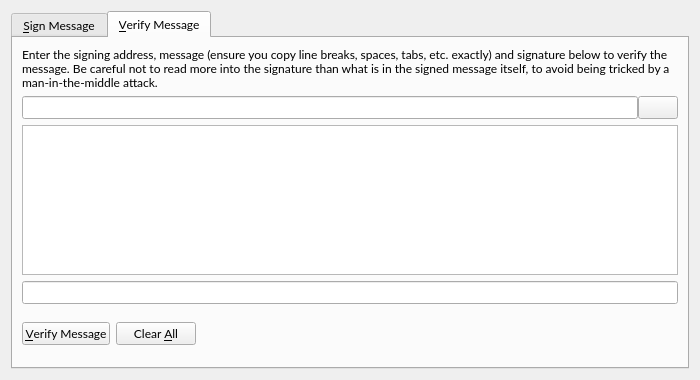
First picture: the form in src/qt/forms/signverifymessagedialog.ui, repository nexbitproject/nexbit, before the edit.
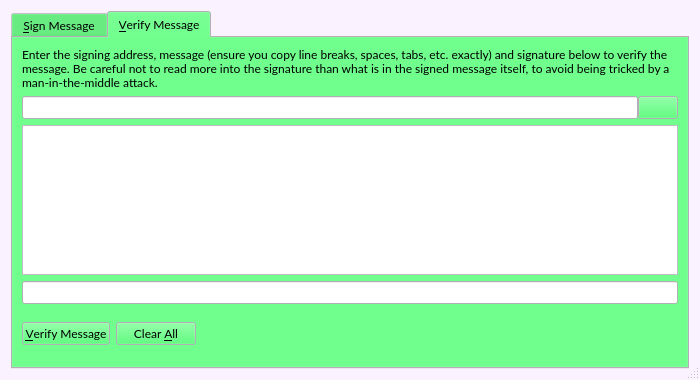
Second picture: the form after the edit. Icons and pictures are not drawn. Custom widgets are drawn as their Qt base class.

The edit to the form file:
```diff
--- a/src/qt/forms/signverifymessagedialog.ui
+++ b/src/qt/forms/signverifymessagedialog.ui
@@ -10,6 +10,448 @@
     <height>380</height>
    </rect>
   </property>
+  <property name="palette">
+   <palette>
+    <active>
+     <colorrole role="WindowText">
+      <brush brushstyle="SolidPattern">
+       <color alpha="255">
+        <red>0</red>
+        <green>0</green>
+        <blue>0</blue>
+       </color>
+      </brush>
+     </colorrole>
+     <colorrole role="Button">
+      <brush brushstyle="SolidPattern">
+       <color alpha="255">
+        <red>41</red>
+        <green>255</green>
+        <blue>84</blue>
+       </color>
+      </brush>
+     </colorrole>
+     <colorrole role="Light">
+      <brush brushstyle="SolidPattern">
+       <color alpha="255">
+        <red>169</red>
+        <green>255</green>
+        <blue>186</blue>
+       </color>
+      </brush>
+     </colorrole>
+     <colorrole role="Midlight">
+      <brush brushstyle="SolidPattern">
+       <color alpha="255">
+        <red>105</red>
+        <green>255</green>
+        <blue>135</blue>
+       </color>
+      </brush>
+     </colorrole>
+     <colorrole role="Dark">
+      <brush brushstyle="SolidPattern">
+       <color alpha="255">
+        <red>20</red>
+        <green>127</green>
+        <blue>42</blue>
+       </color>
+      </brush>
+     </colorrole>
+     <colorrole role="Mid">
+      <brush brushstyle="SolidPattern">
+       <color alpha="255">
+        <red>27</red>
+        <green>170</green>
+        <blue>56</blue>
+       </color>
+      </brush>
+     </colorrole>
+     <colorrole role="Text">
+      <brush brushstyle="SolidPattern">
+       <color alpha="255">
+        <red>0</red>
+        <green>0</green>
+        <blue>0</blue>
+       </color>
+      </brush>
+     </colorrole>
+     <colorrole role="BrightText">
+      <brush brushstyle="SolidPattern">
+       <color alpha="255">
+        <red>255</red>
+        <green>255</green>
+        <blue>255</blue>
+       </color>
+      </brush>
+     </colorrole>
+     <colorrole role="ButtonText">
+      <brush brushstyle="SolidPattern">
+       <color alpha="255">
+        <red>0</red>
+        <green>0</green>
+        <blue>0</blue>
+       </color>
+      </brush>
+     </colorrole>
+     <colorrole role="Base">
+      <brush brushstyle="SolidPattern">
+       <color alpha="255">
+        <red>255</red>
+        <green>255</green>
+        <blue>255</blue>
+       </color>
+      </brush>
+     </colorrole>
+     <colorrole role="Window">
+      <brush brushstyle="SolidPattern">
+       <color alpha="255">
+        <red>251</red>
+        <green>242</green>
+        <blue>255</blue>
+       </color>
+      </brush>
+     </colorrole>
+     <colorrole role="Shadow">
+      <brush brushstyle="SolidPattern">
+       <color alpha="255">
+        <red>0</red>
+        <green>0</green>
+        <blue>0</blue>
+       </color>
+      </brush>
+     </colorrole>
+     <colorrole role="AlternateBase">
+      <brush brushstyle="SolidPattern">
+       <color alpha="255">
+        <red>148</red>
+        <green>255</green>
+        <blue>169</blue>
+       </color>
+      </brush>
+     </colorrole>
+     <colorrole role="ToolTipBase">
+      <brush brushstyle="SolidPattern">
+       <color alpha="255">
+        <red>255</red>
+        <green>255</green>
+        <blue>220</blue>
+       </color>
+      </brush>
+     </colorrole>
+     <colorrole role="ToolTipText">
+      <brush brushstyle="SolidPattern">
+       <color alpha="255">
+        <red>0</red>
+        <green>0</green>
+        <blue>0</blue>
+       </color>
+      </brush>
+     </colorrole>
+     <colorrole role="PlaceholderText">
+      <brush brushstyle="SolidPattern">
+       <color alpha="128">
+        <red>0</red>
+        <green>0</green>
+        <blue>0</blue>
+       </color>
+      </brush>
+     </colorrole>
+    </active>
+    <inactive>
+     <colorrole role="WindowText">
+      <brush brushstyle="SolidPattern">
+       <color alpha="255">
+        <red>0</red>
+        <green>0</green>
+        <blue>0</blue>
+       </color>
+      </brush>
+     </colorrole>
+     <colorrole role="Button">
+      <brush brushstyle="SolidPattern">
+       <color alpha="255">
+        <red>41</red>
+        <green>255</green>
+        <blue>84</blue>
+       </color>
+      </brush>
+     </colorrole>
+     <colorrole role="Light">
+      <brush brushstyle="SolidPattern">
+       <color alpha="255">
+        <red>169</red>
+        <green>255</green>
+        <blue>186</blue>
+       </color>
+      </brush>
+     </colorrole>
+     <colorrole role="Midlight">
+      <brush brushstyle="SolidPattern">
+       <color alpha="255">
+        <red>105</red>
+        <green>255</green>
+        <blue>135</blue>
+       </color>
+      </brush>
+     </colorrole>
+     <colorrole role="Dark">
+      <brush brushstyle="SolidPattern">
+       <color alpha="255">
+        <red>20</red>
+        <green>127</green>
+        <blue>42</blue>
+       </color>
+      </brush>
+     </colorrole>
+     <colorrole role="Mid">
+      <brush brushstyle="SolidPattern">
+       <color alpha="255">
+        <red>27</red>
+        <green>170</green>
+        <blue>56</blue>
+       </color>
+      </brush>
+     </colorrole>
+     <colorrole role="Text">
+      <brush brushstyle="SolidPattern">
+       <color alpha="255">
+        <red>0</red>
+        <green>0</green>
+        <blue>0</blue>
+       </color>
+      </brush>
+     </colorrole>
+     <colorrole role="BrightText">
+      <brush brushstyle="SolidPattern">
+       <color alpha="255">
+        <red>255</red>
+        <green>255</green>
+        <blue>255</blue>
+       </color>
+      </brush>
+     </colorrole>
+     <colorrole role="ButtonText">
+      <brush brushstyle="SolidPattern">
+       <color alpha="255">
+        <red>0</red>
+        <green>0</green>
+        <blue>0</blue>
+       </color>
+      </brush>
+     </colorrole>
+     <colorrole role="Base">
+      <brush brushstyle="SolidPattern">
+       <color alpha="255">
+        <red>255</red>
+        <green>255</green>
+        <blue>255</blue>
+       </color>
+      </brush>
+     </colorrole>
+     <colorrole role="Window">
+      <brush brushstyle="SolidPattern">
+       <color alpha="255">
+        <red>251</red>
+        <green>242</green>
+        <blue>255</blue>
+       </color>
+      </brush>
+     </colorrole>
+     <colorrole role="Shadow">
+      <brush brushstyle="SolidPattern">
+       <color alpha="255">
+        <red>0</red>
+        <green>0</green>
+        <blue>0</blue>
+       </color>
+      </brush>
+     </colorrole>
+     <colorrole role="AlternateBase">
+      <brush brushstyle="SolidPattern">
+       <color alpha="255">
+        <red>148</red>
+        <green>255</green>
+        <blue>169</blue>
+       </color>
+      </brush>
+     </colorrole>
+     <colorrole role="ToolTipBase">
+      <brush brushstyle="SolidPattern">
+       <color alpha="255">
+        <red>255</red>
+        <green>255</green>
+        <blue>220</blue>
+       </color>
+      </brush>
+     </colorrole>
+     <colorrole role="ToolTipText">
+      <brush brushstyle="SolidPattern">
+       <color alpha="255">
+        <red>0</red>
+        <green>0</green>
+        <blue>0</blue>
+       </color>
+      </brush>
+     </colorrole>
+     <colorrole role="PlaceholderText">
+      <brush brushstyle="SolidPattern">
+       <color alpha="128">
+        <red>0</red>
+        <green>0</green>
+        <blue>0</blue>
+       </color>
+      </brush>
+     </colorrole>
+    </inactive>
+    <disabled>
+     <colorrole role="WindowText">
+      <brush brushstyle="SolidPattern">
+       <color alpha="255">
+        <red>20</red>
+        <green>127</green>
+        <blue>42</blue>
+       </color>
+      </brush>
+     </colorrole>
+     <colorrole role="Button">
+      <brush brushstyle="SolidPattern">
+       <color alpha="255">
+        <red>41</red>
+        <green>255</green>
+        <blue>84</blue>
+       </color>
+      </brush>
+     </colorrole>
+     <colorrole role="Light">
+      <brush brushstyle="SolidPattern">
+       <color alpha="255">
+        <red>169</red>
+        <green>255</green>
+        <blue>186</blue>
+       </color>
+      </brush>
+     </colorrole>
+     <colorrole role="Midlight">
+      <brush brushstyle="SolidPattern">
+       <color alpha="255">
+        <red>105</red>
+        <green>255</green>
+        <blue>135</blue>
+       </color>
+      </brush>
+     </colorrole>
+     <colorrole role="Dark">
+      <brush brushstyle="SolidPattern">
+       <color alpha="255">
+        <red>20</red>
+        <green>127</green>
+        <blue>42</blue>
+       </color>
+      </brush>
+     </colorrole>
+     <colorrole role="Mid">
+      <brush brushstyle="SolidPattern">
+       <color alpha="255">
+        <red>27</red>
+        <green>170</green>
+        <blue>56</blue>
+       </color>
+      </brush>
+     </colorrole>
+     <colorrole role="Text">
+      <brush brushstyle="SolidPattern">
+       <color alpha="255">
+        <red>20</red>
+        <green>127</green>
+        <blue>42</blue>
+       </color>
+      </brush>
+     </colorrole>
+     <colorrole role="BrightText">
+      <brush brushstyle="SolidPattern">
+       <color alpha="255">
+        <red>255</red>
+        <green>255</green>
+        <blue>255</blue>
+       </color>
+      </brush>
+     </colorrole>
+     <colorrole role="ButtonText">
+      <brush brushstyle="SolidPattern">
+       <color alpha="255">
+        <red>20</red>
+        <green>127</green>
+        <blue>42</blue>
+       </color>
+      </brush>
+     </colorrole>
+     <colorrole role="Base">
+      <brush brushstyle="SolidPattern">
+       <color alpha="255">
+        <red>251</red>
+        <green>242</green>
+        <blue>255</blue>
+       </color>
+      </brush>
+     </colorrole>
+     <colorrole role="Window">
+      <brush brushstyle="SolidPattern">
+       <color alpha="255">
+        <red>251</red>
+        <green>242</green>
+        <blue>255</blue>
+       </color>
+      </brush>
+     </colorrole>
+     <colorrole role="Shadow">
+      <brush brushstyle="SolidPattern">
+       <color alpha="255">
+        <red>0</red>
+        <green>0</green>
+        <blue>0</blue>
+       </color>
+      </brush>
+     </colorrole>
+     <colorrole role="AlternateBase">
+      <brush brushstyle="SolidPattern">
+       <color alpha="255">
+        <red>41</red>
+        <green>255</green>
+        <blue>84</blue>
+       </color>
+      </brush>
+     </colorrole>
+     <colorrole role="ToolTipBase">
+      <brush brushstyle="SolidPattern">
+       <color alpha="255">
+        <red>255</red>
+        <green>255</green>
+        <blue>220</blue>
+       </color>
+      </brush>
+     </colorrole>
+     <colorrole role="ToolTipText">
+      <brush brushstyle="SolidPattern">
+       <color alpha="255">
+        <red>0</red>
+        <green>0</green>
+        <blue>0</blue>
+       </color>
+      </brush>
+     </colorrole>
+     <colorrole role="PlaceholderText">
+      <brush brushstyle="SolidPattern">
+       <color alpha="128">
+        <red>0</red>
+        <green>0</green>
+        <blue>0</blue>
+       </color>
+      </brush>
+     </colorrole>
+    </disabled>
+   </palette>
+  </property>
   <property name="font">
    <font>
     <family>Lato</family>
@@ -18,8 +460,18 @@
   <property name="windowTitle">
    <string>Signatures - Sign / Verify a Message</string>
   </property>
+  <property name="windowIcon">
+   <iconset>
+    <normaloff>../../../../../@media/favicon.ico</normaloff>../../../../../@media/favicon.ico</iconset>
+  </property>
+  <property name="autoFillBackground">
+   <bool>true</bool>
+  </property>
   <property name="styleSheet">
-   <string notr="true">background-image: url(:/bg/res/icons/bg-welcome-container.png);</string>
+   <string notr="true"/>
+  </property>
+  <property name="sizeGripEnabled">
+   <bool>true</bool>
   </property>
   <property name="modal">
    <bool>true</bool>
```
Left out of the diff: 3 changed lines with no effect on the pictures.
